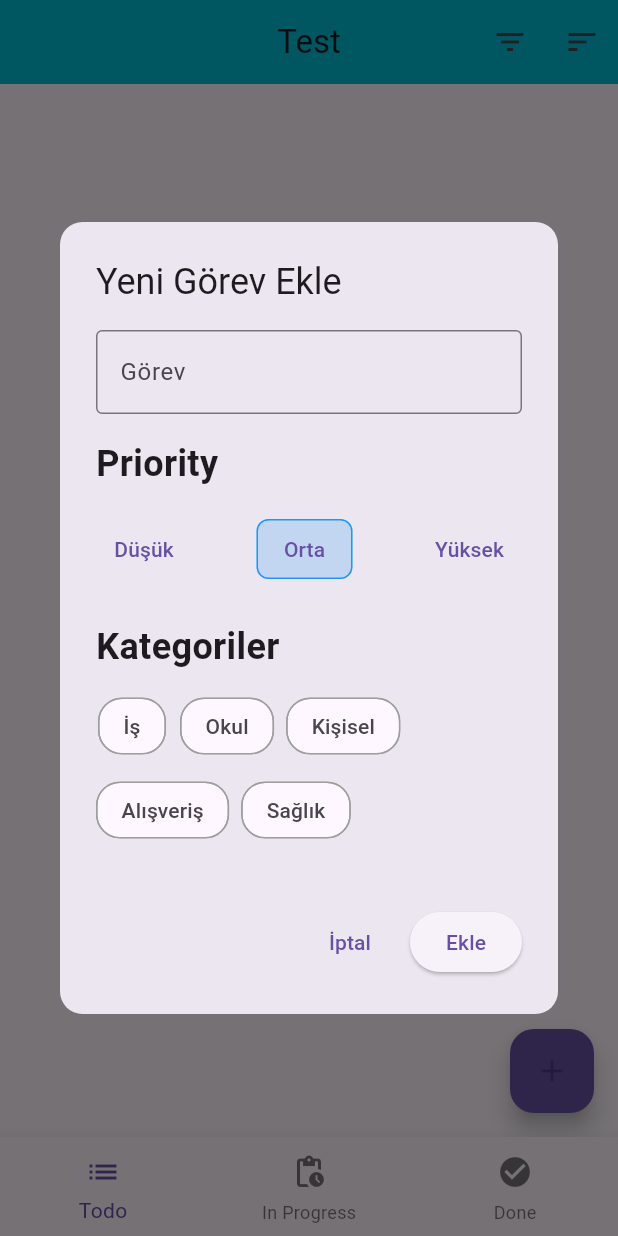
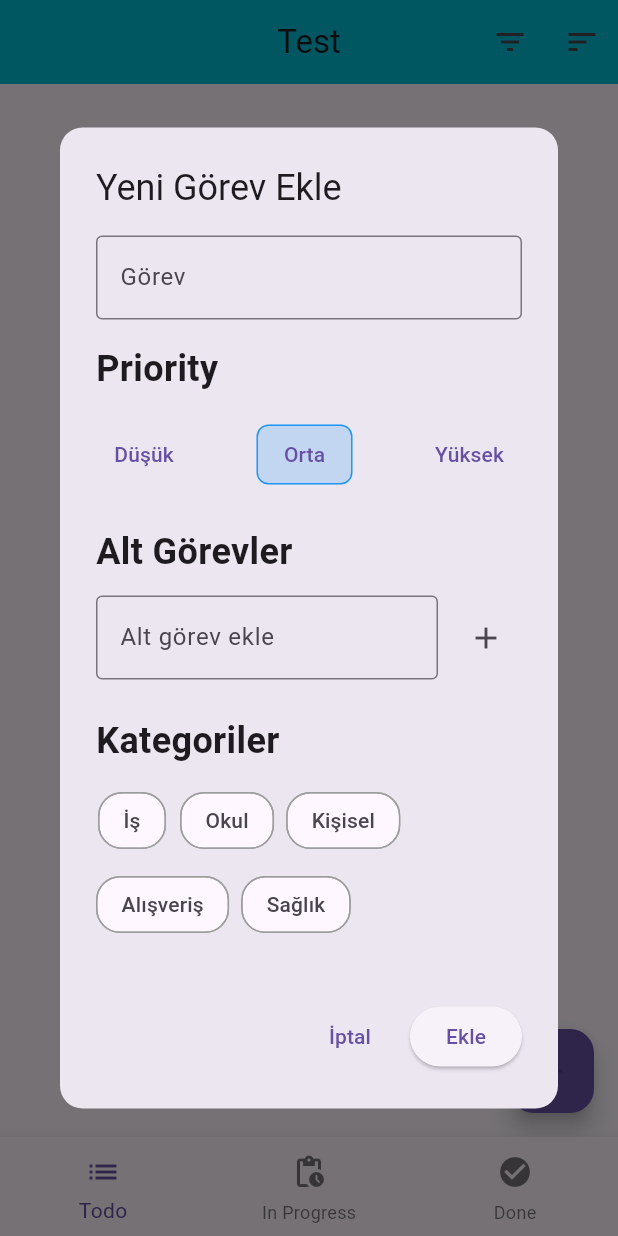
Before and after one commit to MertAliUzun/todo_app, a Flutter app: the screen it shows after launch, after a tap on the "add" icon, on a phone screen of 412 x 824 dp. Run offline on Flutter 3.47's test engine with Material 3 defaults, Android fonts, the phone set to English and light mode, and no system bars; our stand-ins replace flutter_bloc, isar; missing offline and left inert: safe_int_id; accounts and stored records are empty; generated files the repository leaves out were written again.

Commit message:
v 1.6 (added subtasks model and linked it to todo model, added a section to add subtasks to todos, subtasks now show when todo card is expanded)

```diff
--- /dev/null
+++ b/lib/domain/models/subtask.dart
@@ -0,0 +1,29 @@
+import 'package:flutter/material.dart';
+
+class Subtask {
+  final int id;
+  final String text;
+  final bool isCompleted;
+  final int orderNo;
+
+  Subtask({
+    required this.id,
+    required this.text,
+    this.isCompleted = false,
+    required this.orderNo,
+  });
+
+  Subtask copyWith({
+    int? id,
+    String? text,
+    bool? isCompleted,
+    int? orderNo,
+  }) {
+    return Subtask(
+      id: id ?? this.id,
+      text: text ?? this.text,
+      isCompleted: isCompleted ?? this.isCompleted,
+      orderNo: orderNo ?? this.orderNo,
+    );
+  }
+}
--- a/lib/domain/models/todo.dart
+++ b/lib/domain/models/todo.dart
@@ -1,4 +1,5 @@
 import 'package:flutter/material.dart';
+import 'subtask.dart';
 
 class Todo {
   final int id;
@@ -7,6 +8,7 @@ class Todo {
   final DateTime createdAt;
   final int priority;
   final List<String>? categories;
+  final List<Subtask>? subtasks;
 
   Todo({
     required this.id,
@@ -15,20 +17,21 @@ class Todo {
     required this.createdAt,
     required this.priority,
     this.categories,
+    this.subtasks,
   });
 
 
 
   Todo stateToTodo () {
-    return Todo(id: id, text: text, completionState: 'todo', createdAt: DateTime.now(), priority: priority, categories: categories);
+    return Todo(id: id, text: text, completionState: 'todo', createdAt: DateTime.now(), priority: priority, categories: categories, subtasks: subtasks);
   }
 
   Todo stateToInProgress () {
-    return Todo(id: id, text: text, completionState: 'inProgress', createdAt: DateTime.now(), priority: priority, categories: categories);
+    return Todo(id: id, text: text, completionState: 'inProgress', createdAt: DateTime.now(), priority: priority, categories: categories, subtasks: subtasks);
   }
 
   Todo stateToDone () {
-    return Todo(id: id, text: text, completionState: 'done', createdAt: DateTime.now(), priority: priority, categories: categories);
+    return Todo(id: id, text: text, completionState: 'done', createdAt: DateTime.now(), priority: priority, categories: categories, subtasks: subtasks);
   }
 }
 
--- a/lib/presentation/todo_view.dart
+++ b/lib/presentation/todo_view.dart
@@ -19,6 +19,10 @@ class _TodoViewState extends State<TodoView> {
     final textController = TextEditingController();
     final customCategoryController = TextEditingController();
     int selectedPriority = 1; // Default olarak Medium (1) seçili
+
+    // Subtask listesi
+    List<String> subtasks = [];
+    final subtaskController = TextEditingController();
 
     // Önceden tanımlanmış kategoriler
     final List<String> predefinedCategories = ['İş', 'Okul', 'Kişisel', 'Alışveriş', 'Sağlık'];
@@ -119,6 +123,82 @@ class _TodoViewState extends State<TodoView> {
                       ],
                     ),
                     const SizedBox(height: 24),
+
+                    // Alt görevler bölümü
+                    Column(
+                      crossAxisAlignment: CrossAxisAlignment.start,
+                      children: [
+                        Text(
+                          'Alt Görevler',
+                          style: TextStyle(
+                            fontWeight: FontWeight.bold,
+                            fontSize: 24
+                          ),
+                        ),
+                        const SizedBox(height: 12),
+
+                        // Alt görev ekleme
+                        Row(
+                          children: [
+                            Expanded(
+                              child: TextField(
+                                controller: subtaskController,
+                                decoration: const InputDecoration(
+                                  labelText: 'Alt görev ekle',
+                                  border: OutlineInputBorder(),
+                                ),
+                              ),
+                            ),
+                            const SizedBox(width: 8),
+                            IconButton(
+                              icon: const Icon(Icons.add),
+                              onPressed: () {
+                                if (subtaskController.text.isNotEmpty) {
+                                  setState(() {
+                                    subtasks.add(subtaskController.text);
+                                    subtaskController.clear();
+                                  });
+                                }
+                              },
+                            ),
+                          ],
+                        ),
+
+                        // Alt görev listesi
+                        if (subtasks.isNotEmpty)
+                          Container(
+                            margin: const EdgeInsets.only(top: 12),
+                            padding: const EdgeInsets.all(8),
+                            decoration: BoxDecoration(
+                              color: Colors.grey.withOpacity(0.1),
+                              borderRadius: BorderRadius.circular(8),
+                            ),
+                            child: Column(
+                              mainAxisSize: MainAxisSize.min,
+                              children: subtasks.asMap().entries.map((entry) {
+                                int index = entry.key;
+                                String subtask = entry.value;
+                                return ListTile(
+                                  contentPadding: const EdgeInsets.symmetric(horizontal: 8, vertical: 0),
+                                  dense: true,
+                                  title: Text(subtask),
+                                  leading: const Icon(Icons.check_box_outline_blank, size: 20),
+                                  trailing: IconButton(
+                                    icon: const Icon(Icons.close, size: 20),
+                                    onPressed: () {
+                                      setState(() {
+                                        subtasks.removeAt(index);
+                                      });
+                                    },
+                                  ),
+                                );
+                              }).toList(),
+                            ),
+                          ),
+                      ],
+                    ),
+
+                    const SizedBox(height: 24),
                     Column(
                       crossAxisAlignment: CrossAxisAlignment.start,
                       children: [
@@ -195,6 +275,9 @@ class _TodoViewState extends State<TodoView> {
                       selectedPriority,
                       categories: selectedCategories.isNotEmpty
                           ? selectedCategories.toList()
+                          : null,
+                      subtaskTexts: subtasks.isNotEmpty
+                          ? subtasks
                           : null,
                     );
                     Navigator.of(context).pop();
```
Also changed, not shown: lib/data/models/isar_subtask.dart (added, +29 -0 lines), lib/data/models/isar_todo.dart (+6 -1 lines), lib/data/repository/isar_subtask_repo.dart (added, +69 -0 lines), lib/domain/repository/subtask_repo.dart (added, +19 -0 lines), lib/presentation/todo_cubit.dart (+18 -1 lines), lib/presentation/widgets/todo_card_widget.dart (+51 -11 lines), lib/data/models/isar_subtask.g.dart (added), lib/data/models/isar_todo.g.dart.
